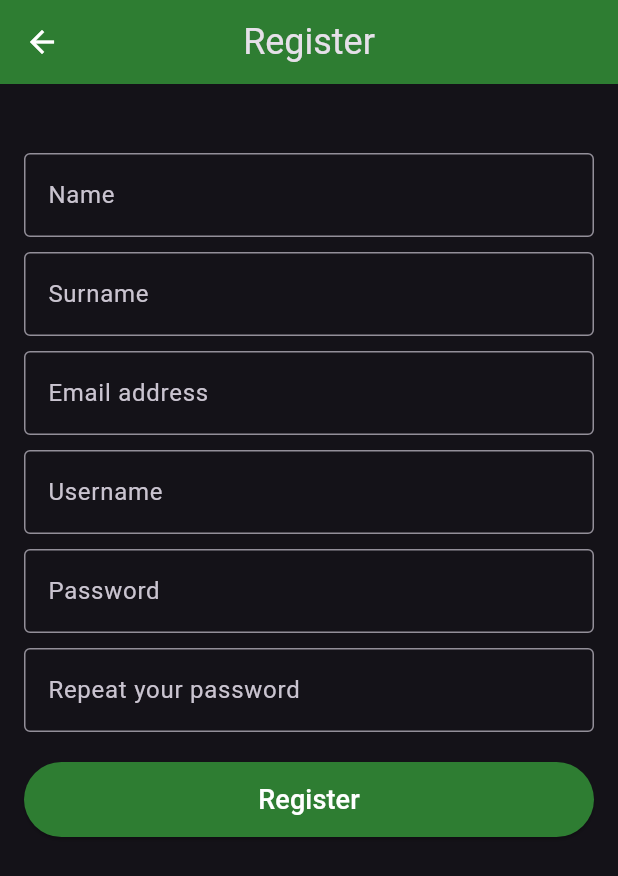
After one commit to lussi9/lab-manager, a Flutter app: the screen it shows after launch, after a tap on "Register", on a phone screen of 412 x 824 dp. The commit adds this screen. Shown: the top 876 px of the screen. Run offline on Flutter 3.47's test engine with Material 3 defaults, Android fonts, the phone set to English and light mode, and no system bars; our stand-ins replace cloud_firestore, firebase_auth, firebase_core, flutter_local_notifications, math_expressions, syncfusion_flutter_calendar; missing offline and left inert: duration_picker; accounts and stored records are empty.

Commit message:
login, register and account screens  - buscador inventario - arreglo timers

```diff
--- a/lib/main.dart
+++ b/lib/main.dart
@@ -1,3 +1,4 @@
+import 'package:firebase_auth/firebase_auth.dart';
 import 'package:flutter/material.dart';
 import 'package:lab_manager/objects/notification.dart';
 import 'package:lab_manager/page/entry_editing_page.dart';
@@ -13,6 +14,9 @@ import 'widget/journal_widget.dart';
 import 'widget/inventory_widget.dart';
 import 'package:firebase_core/firebase_core.dart';
 import 'firebase_options.dart';
+import 'package:lab_manager/page/account_page.dart';
+import 'package:lab_manager/login/login_screen.dart';
+import 'package:lab_manager/register/register_screen.dart';
 
 Future<void> main() async {
   WidgetsFlutterBinding.ensureInitialized();
@@ -52,6 +56,8 @@ class MyApp extends StatelessWidget {
 
   @override
   Widget build(BuildContext context) {
+    final user = FirebaseAuth.instance.currentUser;
+
     return MaterialApp(
         debugShowCheckedModeBanner: false,
         title: title,
@@ -59,7 +65,7 @@ class MyApp extends StatelessWidget {
         darkTheme: ThemeData.dark().copyWith(
           primaryColor: Colors.green,
         ),
-        home: MainPage(),
+        home: user != null? MainPage() : AuthUserPage(),
     );
   }
 }
@@ -97,6 +103,18 @@ class _MainPageState extends State<MainPage> with SingleTickerProviderStateMixin
     appBar: AppBar(
       title: Text(MyApp.title),
       centerTitle: true,
+      actions: [
+      IconButton(
+        icon: Icon(Icons.person), // User icon
+        onPressed: () {
+          Navigator.of(context).push(
+            MaterialPageRoute(
+              builder: (context) => AccountPage(), // Navigate to AccountPage
+            ),
+          );
+        },
+      ),
+    ],
     ),
     body: TabBarView(
       controller: _tabController,
@@ -151,3 +169,56 @@ class _MainPageState extends State<MainPage> with SingleTickerProviderStateMixin
   }
 
 }
+
+
+class AuthUserPage extends StatefulWidget {
+  const AuthUserPage({super.key});
+
+  @override
+  State<AuthUserPage> createState() => _AuthUserPageState();
+}
+
+class _AuthUserPageState extends State<AuthUserPage> {
+  @override
+  Widget build(BuildContext context) {
+    return Scaffold(
+      body: Center(
+        child: Column(
+        mainAxisAlignment: MainAxisAlignment.center,
+        children: [
+          const SizedBox(height: 20),
+          ElevatedButton(
+            onPressed:  () {
+              Navigator.of(context).push(
+                MaterialPageRoute(
+                  builder: (context) => LoginScreen(), // Navigate to login screen
+                ),
+              );
+            },
+            style: ElevatedButton.styleFrom(
+              backgroundColor: Colors.green[800],
+              minimumSize: const Size(180, 60),
+            ),
+            child: const Text('Sign in', style: TextStyle(fontSize: 22, color: Colors.white),),
+          ),
+          const SizedBox(height: 20),
+          ElevatedButton(
+            onPressed: () {
+              Navigator.of(context).push(
+                MaterialPageRoute(
+                  builder: (context) => RegisterScreen(), // Navigate to login screen
+                ),
+              );
+            },
+            style: ElevatedButton.styleFrom(
+              backgroundColor: Colors.green[800],
+              minimumSize: const Size(180, 60),
+            ),
+            child: const Text('Register', style: TextStyle(fontSize: 22, color: Colors.white)),
+          ),
+        ],
+      ),
+      ),
+    );
+  }
+}
--- a/lib/model/countdown_timer.dart
+++ b/lib/model/countdown_timer.dart
@@ -12,6 +12,6 @@ class CountdownTimer {
 
   void reset() {
     remaining = duration;
-    isRunning = false;
+    endTime =  DateTime.now().add(duration);
   }
 }
--- a/lib/page/timer_page.dart
+++ b/lib/page/timer_page.dart
@@ -71,7 +71,9 @@ class _TimerPageState extends State<TimerPage> {
                         ),
                         IconButton(
                           icon: Icon(Icons.replay),
-                          onPressed: () => provider.resetTimer(index),
+                          onPressed: () {
+                            provider.resetTimer(index);
+                          },
                         ),
                       ],
                     ),
--- /dev/null
+++ b/lib/register/register_screen.dart
@@ -0,0 +1,226 @@
+import 'package:flutter/material.dart';
+import 'package:firebase_auth/firebase_auth.dart';
+import 'package:cloud_firestore/cloud_firestore.dart';
+import 'email_verification_screen.dart';
+
+class RegisterScreen extends StatefulWidget {
+  const RegisterScreen({Key? key}) : super(key: key);
+
+  @override
+  State<RegisterScreen> createState() => _RegisterScreenState();
+}
+
+class _RegisterScreenState extends State<RegisterScreen> {
+  final _auth = FirebaseAuth.instance;
+  final _firestore = FirebaseFirestore.instance; // Instancia de Firestore
+  final _formKey = GlobalKey<FormState>();
+
+  final TextEditingController _emailController = TextEditingController();
+  final TextEditingController _passwordController = TextEditingController();
+  final TextEditingController _confirmPasswordController =
+      TextEditingController();
+  final TextEditingController _nameController = TextEditingController();
+  final TextEditingController _surnameController = TextEditingController();
+  final TextEditingController _usernameController = TextEditingController();
+
+  @override
+  void dispose() {
+    _emailController.dispose();
+    _passwordController.dispose();
+    _confirmPasswordController.dispose();
+    _nameController.dispose();
+    _surnameController.dispose();
+    _usernameController.dispose();
+    super.dispose();
+  }
+
+  // Método para registrar al usuario
+  Future<void> _registerUser() async {
+    if (_formKey.currentState!.validate()) {
+      try {
+        UserCredential userCredential =
+            await _auth.createUserWithEmailAndPassword(
+          email: _emailController.text.trim(),
+          password: _passwordController.text.trim(),
+        );
+
+        User? user = userCredential.user;
+
+        if (user != null) {
+          // Guardar datos del usuario en Firestore
+          /*await _firestore.collection('App users').doc(user.uid).set({
+            'nombre': _nameController.text.trim(),
+            'apellidos': _surnameController.text.trim(),
+            'email': _emailController.text.trim(),
+            'nombreUsuario': _usernameController.text.trim(),
+          });*/
+
+          // Enviar verificación de correo
+          await user.sendEmailVerification();
+
+          // Navegar a la pantalla de verificación de correo
+          Navigator.of(context).push(
+            MaterialPageRoute(
+              builder: (context) => EmailVerificationScreen(
+                nombre: _nameController.text.trim(),
+                apellidos: _surnameController.text.trim(),
+                email: _emailController.text.trim(),
+                nombreUsuario: _usernameController.text.trim(),
+              ),
+            ),
+          );
+        }
+      } on FirebaseAuthException catch (e) {
+        ScaffoldMessenger.of(context).showSnackBar(
+          SnackBar(content: Text('Error in the register: ${e.message}')),
+        );
+      }
+    }
+  }
+
+  @override
+  Widget build(BuildContext context) {
+    return Scaffold(
+      appBar: AppBar(
+        title: const Text(
+          'Register',
+          style: TextStyle(fontSize: 24),
+        ),
+        centerTitle: true,
+        backgroundColor: Colors.green[800],
+        leading: IconButton(
+          icon: const Icon(Icons.arrow_back, color: Colors.white),
+          onPressed: () {
+            Navigator.of(context).pop();
+          }
+        ),
+      ),
+      body: Stack(
+        children: [
+          Padding(
+            padding: const EdgeInsets.all(16.0),
+            child: Column(
+              children: [
+                const SizedBox(height: 30),
+                Expanded(
+                  child: SingleChildScrollView(
+                    child: Form(
+                      key: _formKey,
+                      child: Column(
+                        children: [
+                          TextFormField(
+                            controller: _nameController,
+                            decoration: const InputDecoration(
+                              labelText: 'Name',
+                              border: OutlineInputBorder(),
+                            ),
+                            validator: (value) {
+                              if (value!.isEmpty) {
+                                return 'Introduce your name';
+                              }
+                              if (!RegExp(r'^[a-zA-ZáéíóúÁÉÍÓÚüÜñÑ\s-]+$')
+                                  .hasMatch(value)) {
+                                return 'The name can only contain letters, spaces and hyphens';
+                              }
+                              return null;
+                            },
+                          ),
+                          const SizedBox(height: 10),
+                          TextFormField(
+                            controller: _surnameController,
+                            decoration: const InputDecoration(
+                              labelText: 'Surname',
+                              border: OutlineInputBorder(),
+                            ),
+                            validator: (value) {
+                              if (value!.isEmpty) {
+                                return 'Introduce your surname';
+                              }
+                              if (!RegExp(r'^[a-zA-ZáéíóúÁÉÍÓÚüÜñÑ\s-]+$')
+                                  .hasMatch(value)) {
+                                return 'The surname can only contain letters, spaces and hyphens';
+                              }
+                              return null;
+                            },
+                          ),
+                          const SizedBox(height: 10),
+                          TextFormField(
+                            controller: _emailController,
+                            decoration: const InputDecoration(
+                              labelText: 'Email address',
+                              border: OutlineInputBorder(),
+                            ),
+                            validator: (value) {
+                              if (value!.isEmpty) {
+                                return 'Introduce your email address';
+                              }
+                              if (!RegExp(
+                                      r'^[a-zA-Z0-9._%+-]+@[a-zA-Z0-9.-]+\.[a-zA-Z]{2,}$')
+                                  .hasMatch(value)) {
+                                return 'Introduce a valid email address';
+                              }
+                              return null;
+                            },
+                          ),
+                          const SizedBox(height: 10),
+                          TextFormField(
+                            controller: _usernameController,
+                            decoration: const InputDecoration(
+                              labelText: 'Username',
+                              border: OutlineInputBorder(),
+                            ),
+                            validator: (value) => value!.isEmpty
+                                ? 'Introduce a username'
+                                : null,
+                          ),
+                          const SizedBox(height: 10),
+                          TextFormField(
+                            controller: _passwordController,
+                            decoration: const InputDecoration(
+                              labelText: 'Password',
+                              border: OutlineInputBorder(),
+                            ),
+                            obscureText: true,
+                            validator: (value) => value!.isEmpty
+                                ? 'Introduce a password'
+                                : null,
+                          ),
+                          const SizedBox(height: 10),
+                          TextFormField(
+                            controller: _confirmPasswordController,
+                            decoration: const InputDecoration(
+                              labelText: 'Repeat your password',
+                              border: OutlineInputBorder(),
+                            ),
+                            obscureText: true,
+                            validator: (value) {
+                              if (value!.isEmpty) return 'Repeat your password';
+                              if (value != _passwordController.text) {
+                                return 'The passwords do not match';
+                              }
+                              return null;
+                            },
+                          ),
+                          const SizedBox(height: 20),
+                          ElevatedButton(
+                            onPressed: _registerUser,
+                            style: ElevatedButton.styleFrom(
+                              backgroundColor: Colors.green[800],
+                              minimumSize: const Size(
+                                  double.infinity, 50), // Botón ancho
+                            ),
+                            child: const Text('Register', style: TextStyle(fontSize: 18, color: Colors.white),),
+                          ),
+                        ],
+                      ),
+                    ),
+                  ),
+                ),
+              ],
+            ),
+          ),
+        ],
+      ),
+    );
+  }
+}
--- a/pubspec.yaml
+++ b/pubspec.yaml
@@ -52,6 +52,7 @@ dependencies:
   http: ^1.1.0
   firebase_core: ^3.13.0
   cloud_firestore: ^5.6.6
+  firebase_auth: ^5.5.3
 
   duration_picker: ^1.0.0
 
```
Also changed, not shown: lib/login/login_screen.dart (added, +123 -0 lines), lib/login/resetPassword.dart (added, +109 -0 lines), lib/page/account_page.dart (added, +45 -0 lines), lib/provider/timer_provider.dart (+11 -2 lines), lib/register/email_verification_screen.dart (added, +83 -0 lines), lib/widget/journal_widget.dart (+58 -12 lines), pubspec.lock, 3 other files.
